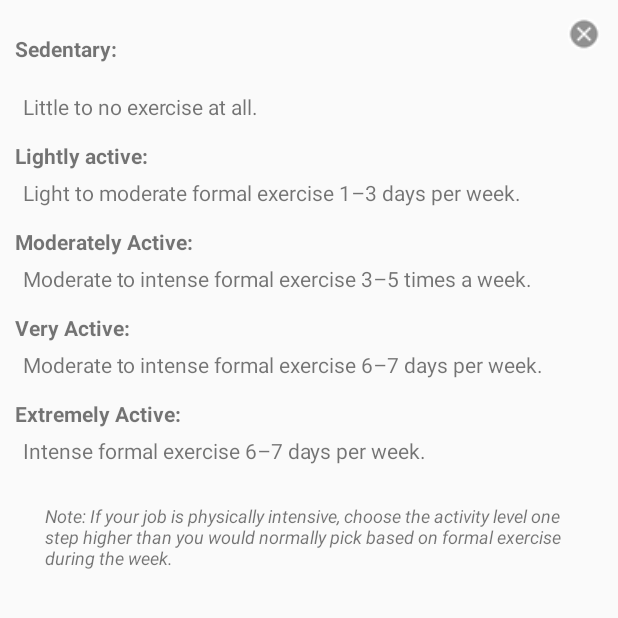
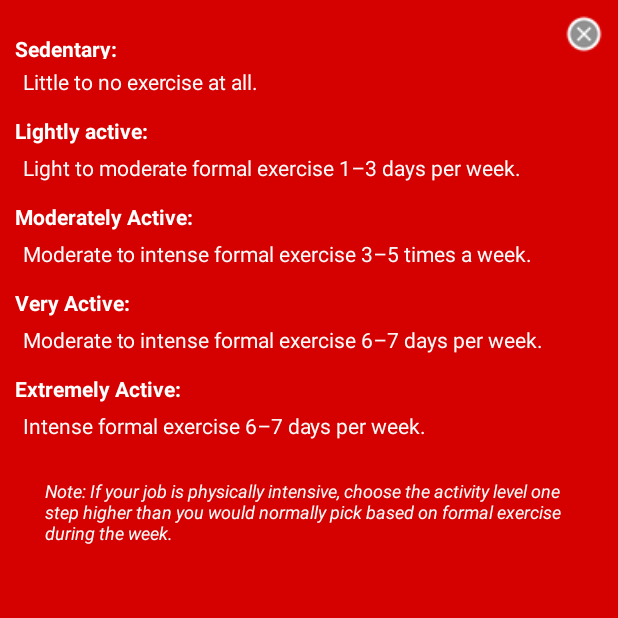
Before and after one commit to theodorethayib/NutriPocket, an Android app: the activityLevelDescriptionsActivity screen opened directly, with no data from a screen before it, on a phone screen of 412 x 824 dp, the top half of it. Run offline under Robolectric (Android 15) with nearby library versions, the phone set to English and light mode, and no system bars.

Commit message:
activityleveldescriptions colors

```diff
--- a/app/src/main/res/layout/activity_level_descriptions.xml
+++ b/app/src/main/res/layout/activity_level_descriptions.xml
@@ -6,8 +6,14 @@
     android:layout_height="match_parent"
     tools:context="com.example.theo1.nutripocket.activityLevelDescriptionsActivity"
     android:orientation="vertical"
-    android:layout_margin="10dp"
+    android:background="@color/Background"
     android:weightSum="1">
+
+    <LinearLayout
+        android:layout_width="wrap_content"
+        android:layout_height="wrap_content"
+        android:orientation="vertical"
+        android:layout_margin="10dp">
 
 
     <LinearLayout
@@ -23,6 +29,7 @@
             android:layout_marginTop="10dp"
             android:layout_weight="1"
             android:text="@string/sedentaryTitle"
+            android:textColor="@color/emphasisText"
             android:textStyle="bold" />
 
         <Button
@@ -37,50 +44,60 @@
         android:layout_width="wrap_content"
         android:layout_height="wrap_content"
         android:text="@string/sedentaryDesc"
+        android:textColor="@color/regularText"
         android:layout_margin="5dp"/>
     <TextView
         android:layout_width="wrap_content"
         android:layout_height="wrap_content"
         android:text="@string/lightlyTitle"
         android:textStyle="bold"
+        android:textColor="@color/emphasisText"
+
         android:layout_marginTop="8dp"/>
     <TextView
         android:layout_width="wrap_content"
         android:layout_height="wrap_content"
         android:text="@string/lightlyDesc"
+        android:textColor="@color/regularText"
         android:layout_margin="5dp"/>
     <TextView
         android:layout_width="wrap_content"
         android:layout_height="wrap_content"
         android:text="@string/modTitle"
         android:textStyle="bold"
+        android:textColor="@color/emphasisText"
         android:layout_marginTop="8dp"/>
     <TextView
         android:layout_width="wrap_content"
         android:layout_height="wrap_content"
         android:text="@string/modDesc"
+        android:textColor="@color/regularText"
         android:layout_margin="5dp"/>
     <TextView
         android:layout_width="wrap_content"
         android:layout_height="wrap_content"
         android:text="@string/heavilyTitle"
         android:textStyle="bold"
+        android:textColor="@color/emphasisText"
         android:layout_marginTop="8dp"/>
     <TextView
         android:layout_width="wrap_content"
         android:layout_height="wrap_content"
         android:text="@string/heavilyDesc"
+        android:textColor="@color/regularText"
         android:layout_margin="5dp"/>
     <TextView
         android:layout_width="wrap_content"
         android:layout_height="wrap_content"
         android:text="@string/extTitle"
         android:textStyle="bold"
+        android:textColor="@color/emphasisText"
         android:layout_marginTop="8dp"/>
     <TextView
         android:layout_width="wrap_content"
         android:layout_height="wrap_content"
         android:text="@string/extDesc"
+        android:textColor="@color/regularText"
         android:layout_margin="5dp"/>
 
     <TextView
@@ -89,7 +106,8 @@
         android:layout_margin="20dp"
         android:text="@string/noticeDesc"
         android:textSize="12sp"
+        android:textColor="@color/regularText"
         android:textStyle="italic" />
 
-
+    </LinearLayout>
 </LinearLayout>
```
